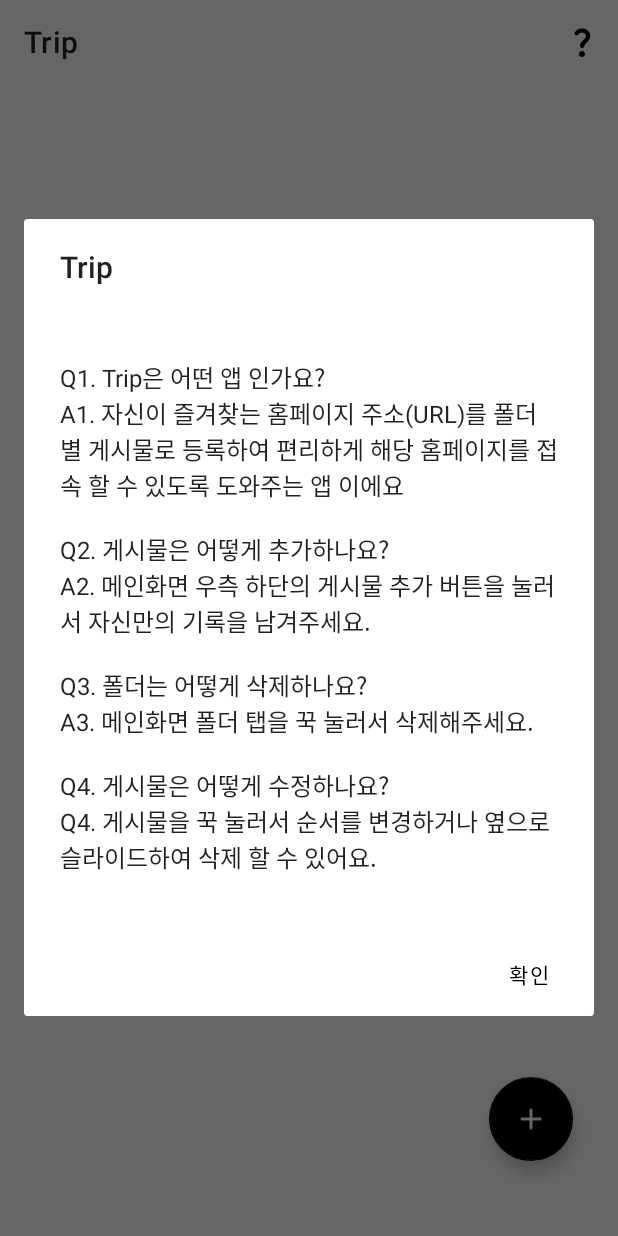
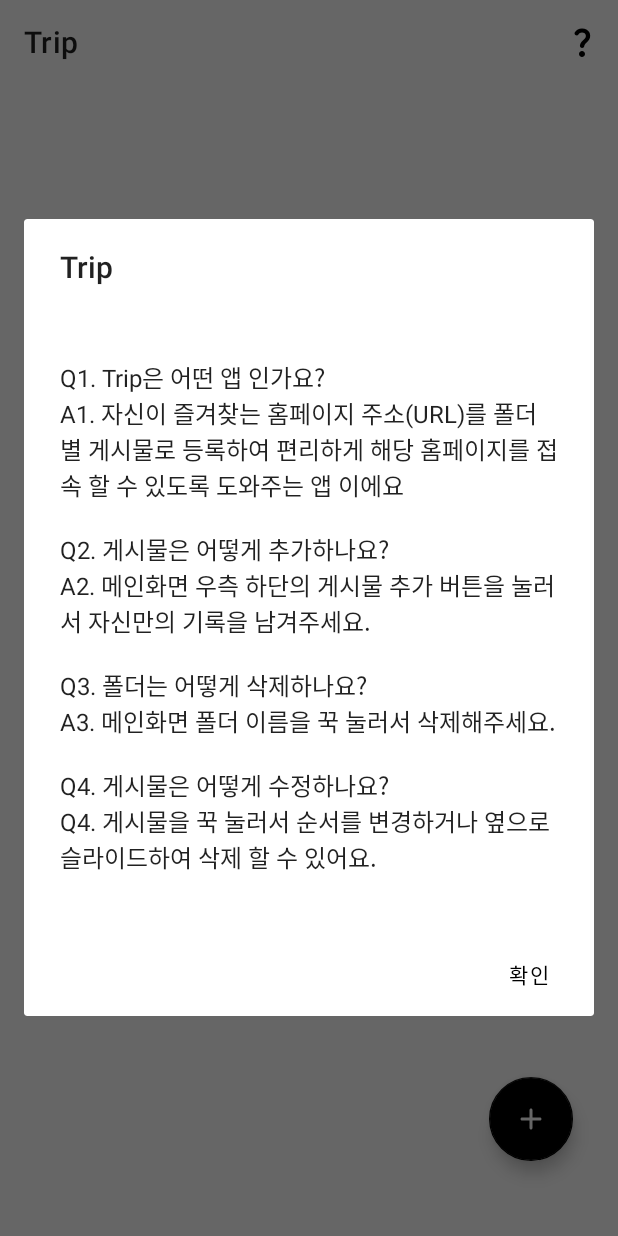
Before and after one commit to eqrw105/bookmark-aos-public, an Android app: the screen it shows after launch (MainActivity), after a tap on an icon or button, on a phone screen of 412 x 824 dp. Run offline under Robolectric (Android 15) with nearby library versions, the phone set to English and light mode, and no system bars; our stand-ins replace Room's generated code, data binding; 4 statements that could not run were skipped.

Commit message:
tutorial fix

```diff
--- a/app/src/main/res/values/strings.xml
+++ b/app/src/main/res/values/strings.xml
@@ -1,7 +1,7 @@
 <resources>
     <string name="app_name">Trip</string>
     <string name="app_tutorial">
-        \n\nQ1. Trip은 어떤 앱 인가요?\nA1. 자신이 즐겨찾는 홈페이지 주소(URL)를 폴더 별 게시물로 등록하여 편리하게 해당 홈페이지를 접속 할 수 있도록 도와주는 앱 이에요\n\nQ2. 게시물은 어떻게 추가하나요?\nA2. 메인화면 우측 하단의 게시물 추가 버튼을 눌러서 자신만의 기록을 남겨주세요.\n\nQ3. 폴더는 어떻게 삭제하나요?\nA3. 메인화면 폴더 탭을 꾹 눌러서 삭제해주세요.\n\nQ4. 게시물은 어떻게 수정하나요?\nQ4. 게시물을 꾹 눌러서 순서를 변경하거나 옆으로 슬라이드하여 삭제 할 수 있어요.\n\n
+        \n\nQ1. Trip은 어떤 앱 인가요?\nA1. 자신이 즐겨찾는 홈페이지 주소(URL)를 폴더 별 게시물로 등록하여 편리하게 해당 홈페이지를 접속 할 수 있도록 도와주는 앱 이에요\n\nQ2. 게시물은 어떻게 추가하나요?\nA2. 메인화면 우측 하단의 게시물 추가 버튼을 눌러서 자신만의 기록을 남겨주세요.\n\nQ3. 폴더는 어떻게 삭제하나요?\nA3. 메인화면 폴더 이름을 꾹 눌러서 삭제해주세요.\n\nQ4. 게시물은 어떻게 수정하나요?\nQ4. 게시물을 꾹 눌러서 순서를 변경하거나 옆으로 슬라이드하여 삭제 할 수 있어요.\n\n
     </string>
     <string name="common_all">전체</string>
     <string name="common_done">확인</string>
```
